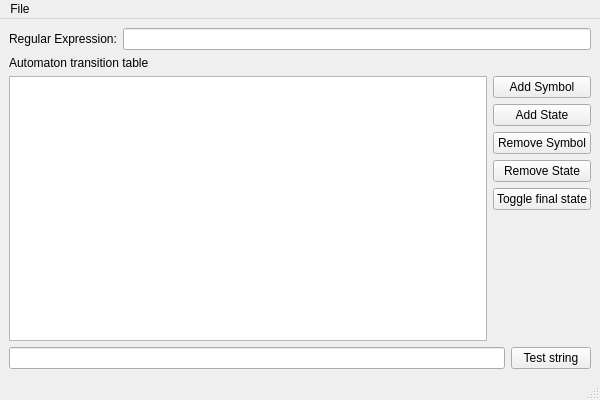
Before: the Qt Designer form ui/main_window.ui in matheuspb/simone, drawn with Qt 5.
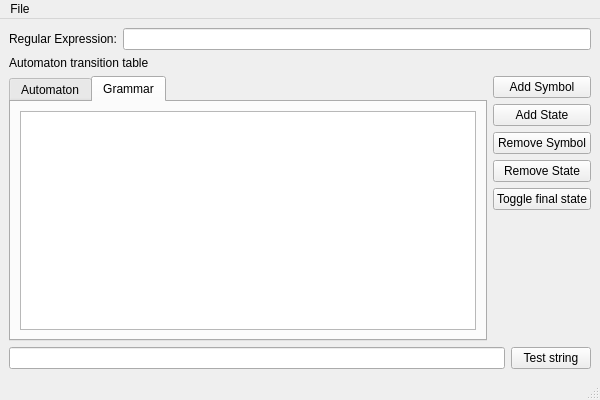
After: the same form once the commit is applied. The open tabs and pages were chosen to show the change.

Commit message: Added widget to represent regular grammar

What changed in the file:
```diff
--- a/ui/main_window.ui
+++ b/ui/main_window.ui
@@ -41,13 +41,44 @@
       <item>
        <layout class="QHBoxLayout" name="horizontalLayout_2">
         <item>
-         <widget class="QTableWidget" name="transitionTable">
-          <property name="rowCount">
+         <widget class="QTabWidget" name="tabWidget">
+          <property name="currentIndex">
            <number>0</number>
           </property>
-          <property name="columnCount">
-           <number>0</number>
-          </property>
+          <widget class="QWidget" name="automatonTab">
+           <attribute name="title">
+            <string>Automaton</string>
+           </attribute>
+           <layout class="QGridLayout" name="gridLayout">
+            <item row="0" column="0">
+             <widget class="QTableWidget" name="transitionTable">
+              <property name="rowCount">
+               <number>0</number>
+              </property>
+              <property name="columnCount">
+               <number>0</number>
+              </property>
+             </widget>
+            </item>
+           </layout>
+          </widget>
+          <widget class="QWidget" name="grammarTab">
+           <attribute name="title">
+            <string>Grammar</string>
+           </attribute>
+           <layout class="QGridLayout" name="gridLayout_2">
+            <item row="0" column="0">
+             <widget class="QPlainTextEdit" name="plainTextEdit">
+              <property name="font">
+               <font>
+                <family>Monospace</family>
+                <pointsize>10</pointsize>
+               </font>
+              </property>
+             </widget>
+            </item>
+           </layout>
+          </widget>
          </widget>
         </item>
         <item>
```
Left out of the diff: 9 changed lines with no effect on the pictures. The commit also changes 1 other file.
